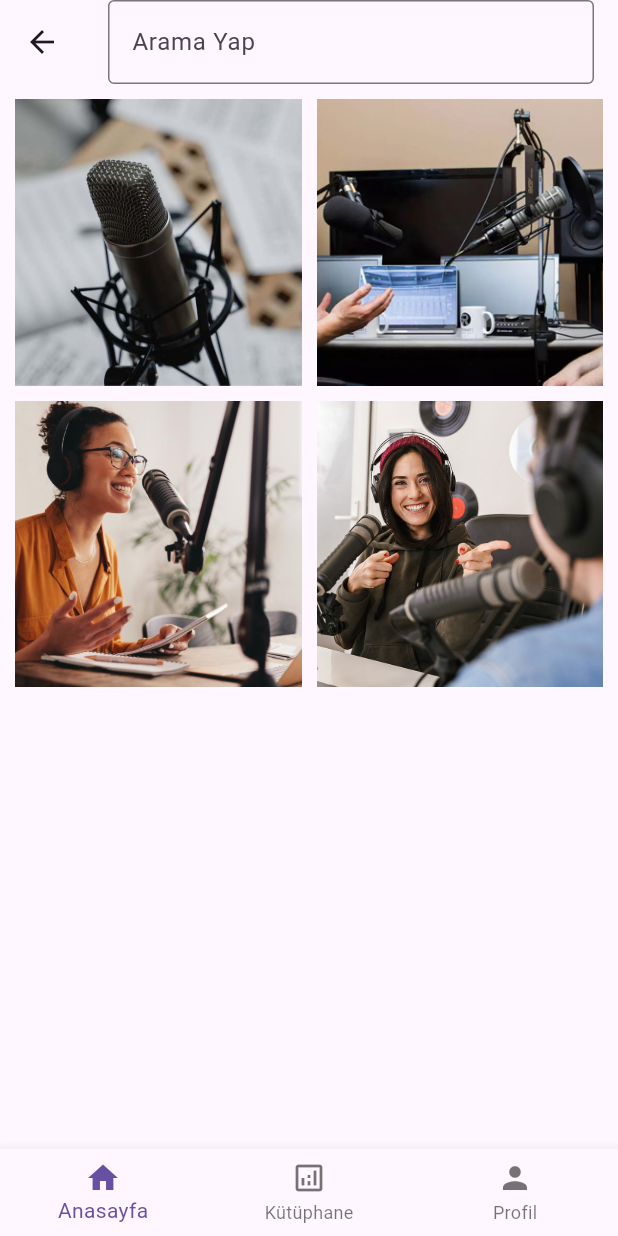
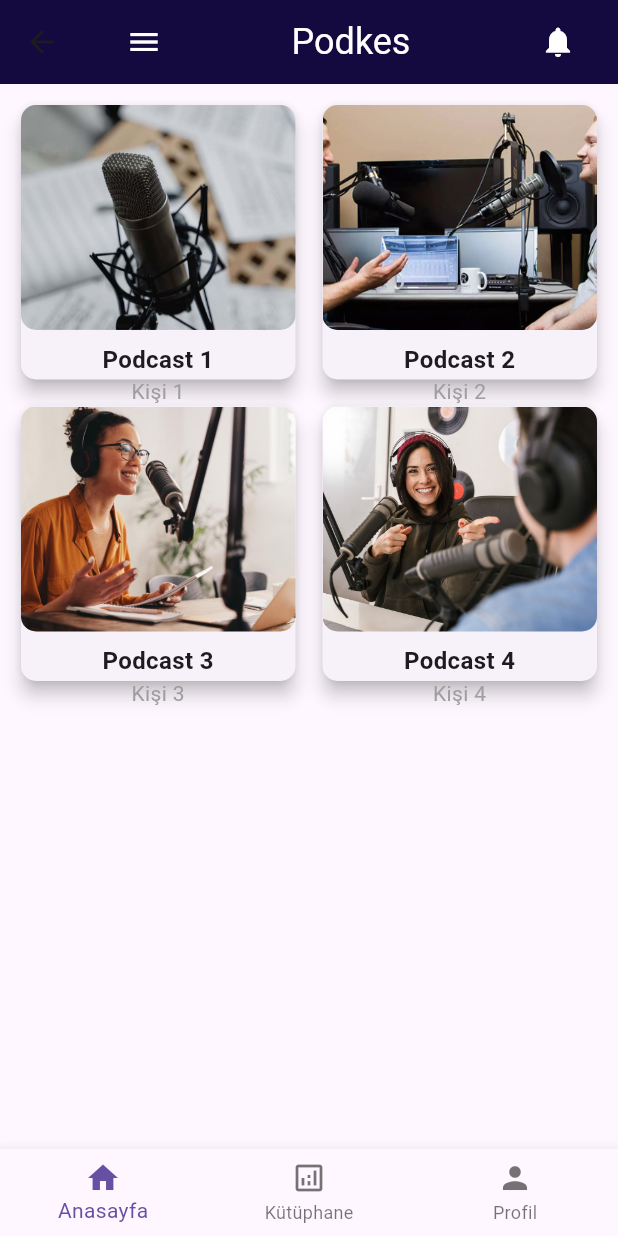
Before and after one commit to AbdurrahmanToprak/Podcast-Flutter, a Flutter app: the screen it shows after launch, after a tap on the "arrow forward" icon, on a phone screen of 412 x 824 dp. Run offline on Flutter 3.47's test engine with Material 3 defaults, Android fonts, the phone set to English and light mode, and no system bars; our stand-ins replace smooth_page_indicator.

Commit message:
podcast detail page

```diff
--- a/lib/main.dart
+++ b/lib/main.dart
@@ -1,4 +1,5 @@
 import 'package:flutter/material.dart';
+import 'package:smooth_page_indicator/smooth_page_indicator.dart';
 
 void main() {
   runApp(MyApp());
@@ -14,36 +15,49 @@ class MyApp extends StatelessWidget {
 }
 
 class HomePage extends StatelessWidget {
+  final PageController _pageController = PageController();
+
   @override
   Widget build(BuildContext context) {
     return Scaffold(
       backgroundColor: Color.fromARGB(255, 20, 10, 64),
-      body: Stack(
-        children: [
-          Center(
+      body: Center(
         child: Column(
           mainAxisSize: MainAxisSize.min,
           children: [
-                ClipRRect(
-                  borderRadius: BorderRadius.only(
-                    topLeft: Radius.circular(30.0),
-                    topRight: Radius.circular(30.0),
+            SizedBox(
+              height: 250,
+              width: double.infinity,
+              child: PageView(
+                controller: _pageController,
+                children: [
+                  buildCard(
+                    imagePath: 'assets/images/podcast.png',
+                    description: 'Podkes - Eğlenceli sohbetler burada!',
                   ),
-                  child: Image.asset(
-                    'assets/images/podcast.png',
-                    width: 300,
-                    height: 150,
-                    fit: BoxFit.cover,
+                  buildCard(
+                    imagePath: 'assets/images/podcast1.jpg',
+                    description: 'Podkes - En güncel haberler sizlerle.',
                   ),
-                ),
-                SizedBox(height: 10),
-                Text(
-                  "Podkes",
-                  style: TextStyle(color: Colors.white, fontSize: 24),
+                  buildCard(
+                    imagePath: 'assets/images/podcast2.jpg',
+                    description: 'Podkes - Günlük motivasyon konuşmaları.',
                   ),
                 ],
               ),
             ),
+            SizedBox(height: 20),
+            SmoothPageIndicator(
+              controller: _pageController,
+              count: 3,
+              effect: WormEffect(
+                dotColor: Colors.white.withOpacity(0.3),
+                activeDotColor: Colors.white,
+                dotHeight: 10,
+                dotWidth: 10,
+              ),
+            ),
+            SizedBox(height: 20),
             Align(
               alignment: Alignment(0, 0.9),
               child: IconButton(
@@ -51,27 +65,101 @@ class HomePage extends StatelessWidget {
                 onPressed: () {
                   Navigator.push(
                     context,
-                  MaterialPageRoute(builder: (context) => ImagePage()),
+                    MaterialPageRoute(builder: (context) => SecondPage()),
                   );
                 },
               ),
             ),
           ],
         ),
+      ),
+    );
+  }
+
+  Widget buildCard({required String imagePath, required String description}) {
+    return Card(
+      shape: RoundedRectangleBorder(
+        borderRadius: BorderRadius.circular(20),
+      ),
+      color: Colors.white,
+      child: SizedBox(
+        width: 300,
+        height: 200,
+        child: Column(
+          mainAxisAlignment: MainAxisAlignment.center,
+          children: [
+            ClipRRect(
+              borderRadius: BorderRadius.circular(20),
+              child: Image.asset(
+                imagePath,
+                width: 300,
+                height: 150,
+                fit: BoxFit.cover,
+              ),
+            ),
+            SizedBox(height: 10),
+            Padding(
+              padding: const EdgeInsets.all(8.0),
+              child: Text(
+                description,
+                style: TextStyle(color: Colors.black, fontSize: 16),
+                textAlign: TextAlign.center,
+              ),
+            ),
+          ],
+        ),
+      ),
     );
   }
 }
 
-class ImagePage extends StatelessWidget {
+class SecondPage extends StatelessWidget {
+  final List<Map<String, String>> podcasts = [
+    {
+      'image': 'assets/images/1.jpg',
+      'title': 'Podcast 1',
+      'owner': 'Kişi 1',
+    },
+    {
+      'image': 'assets/images/2.jpg',
+      'title': 'Podcast 2',
+      'owner': 'Kişi 2',
+    },
+    {
+      'image': 'assets/images/3.jpg',
+      'title': 'Podcast 3',
+      'owner': 'Kişi 3',
+    },
+    {
+      'image': 'assets/images/4.jpg',
+      'title': 'Podcast 4',
+      'owner': 'Kişi 4',
+    },
+  ];
+
   @override
   Widget build(BuildContext context) {
     return Scaffold(
       appBar: AppBar(
-        title: TextField(
-          decoration: InputDecoration(
-            hintText: 'Arama Yap',
-            border: OutlineInputBorder(),
+        backgroundColor: Color.fromARGB(255, 20, 10, 64),
+        title: Row(
+          mainAxisAlignment: MainAxisAlignment.spaceBetween,
+          children: [
+            IconButton(
+              icon: Icon(Icons.menu, color: Colors.white),
+              onPressed: () {
+                Navigator.pop(context);
+              },
             ),
+            Text(
+              'Podkes',
+              style: TextStyle(color: Colors.white, fontSize: 24),
+            ),
+            IconButton(
+              icon: Icon(Icons.notifications, color: Colors.white),
+              onPressed: () {},
+            ),
+          ],
         ),
       ),
       body: GridView.builder(
@@ -82,11 +170,53 @@ class ImagePage extends StatelessWidget {
           mainAxisSpacing: 10,
           childAspectRatio: 1,
         ),
-        itemCount: 4,
+        itemCount: podcasts.length,
         itemBuilder: (context, index) {
-          return Image.asset(
-            'assets/images/${index + 1}.jpg',
+          return GestureDetector(
+            onTap: () {
+              // Navigate to detailed podcast page
+              Navigator.push(
+                context,
+                MaterialPageRoute(
+                  builder: (context) => PodcastDetailPage(
+                    title: podcasts[index]['title']!,
+                    owner: podcasts[index]['owner']!,
+                    image: podcasts[index]['image']!,
+                  ),
+                ),
+              );
+            },
+            child: Card(
+              elevation: 5,
+              shape: RoundedRectangleBorder(
+                borderRadius: BorderRadius.circular(10),
+              ),
+              child: Column(
+                crossAxisAlignment: CrossAxisAlignment.center,
+                children: [
+                  ClipRRect(
+                    borderRadius: BorderRadius.circular(10),
+                    child: Image.asset(
+                      podcasts[index]['image']!,
+                      width: double.infinity,
+                      height: 150,
                       fit: BoxFit.cover,
+                    ),
+                  ),
+                  SizedBox(height: 8),
+                  Text(
+                    podcasts[index]['title']!,
+                    style: TextStyle(fontSize: 16, fontWeight: FontWeight.bold),
+                    textAlign: TextAlign.center,
+                  ),
+                  Text(
+                    podcasts[index]['owner']!,
+                    style: TextStyle(color: Colors.grey, fontSize: 14),
+                    textAlign: TextAlign.center,
+                  ),
+                ],
+              ),
+            ),
           );
         },
       ),
@@ -102,3 +232,72 @@ class ImagePage extends StatelessWidget {
     );
   }
 }
+
+class PodcastDetailPage extends StatelessWidget {
+  final String title;
+  final String owner;
+  final String image;
+
+  PodcastDetailPage({
+    required this.title,
+    required this.owner,
+    required this.image,
+  });
+
+  @override
+  Widget build(BuildContext context) {
+    return Scaffold(
+      appBar: AppBar(
+        backgroundColor: Color.fromARGB(255, 20, 10, 64),
+        leading: IconButton(
+          icon: Icon(Icons.arrow_back, color: Colors.white),
+          onPressed: () {
+            Navigator.pop(context);
+          },
+        ),
+        title: Text(
+          title,
+          style: TextStyle(color: Colors.white, fontSize: 24),
+        ),
+      ),
+      body: Padding(
+        padding: EdgeInsets.all(16.0),
+        child: Column(
+          crossAxisAlignment: CrossAxisAlignment.start,
+          children: [
+            ClipRRect(
+              borderRadius: BorderRadius.circular(20),
+              child: Image.asset(
+                image,
+                width: double.infinity,
+                height: 250,
+                fit: BoxFit.cover,
+              ),
+            ),
+            SizedBox(height: 16),
+            Text(
+              title,
+              style: TextStyle(fontSize: 22, fontWeight: FontWeight.bold),
+            ),
+            SizedBox(height: 8),
+            Text(
+              '$owner',
+              style: TextStyle(fontSize: 18, color: Colors.grey),
+            ),
+            SizedBox(height: 20),
+            LinearProgressIndicator(
+              value: 0.5,
+              color: Colors.blue,
+              backgroundColor: Colors.grey.shade300,
+            ),
+            SizedBox(height: 20),
+            Text(
+              'Podcast Oynatılıyor...',
+              style: TextStyle(fontSize: 16),
+            ),
+          ],
+        ),
+      ),
+    );
+  }
+}
--- a/pubspec.yaml
+++ b/pubspec.yaml
@@ -30,6 +30,8 @@ environment:
 dependencies:
   flutter:
     sdk: flutter
+  smooth_page_indicator: ^1.2.0+3
+
 
 
   # The following adds the Cupertino Icons font to your application.
```
Also changed, not shown: assets/images/podcast1.jpg (added), assets/images/podcast2.jpg (added), pubspec.lock, 1 other file. Lines whose indentation alone changed are shown as unchanged.
